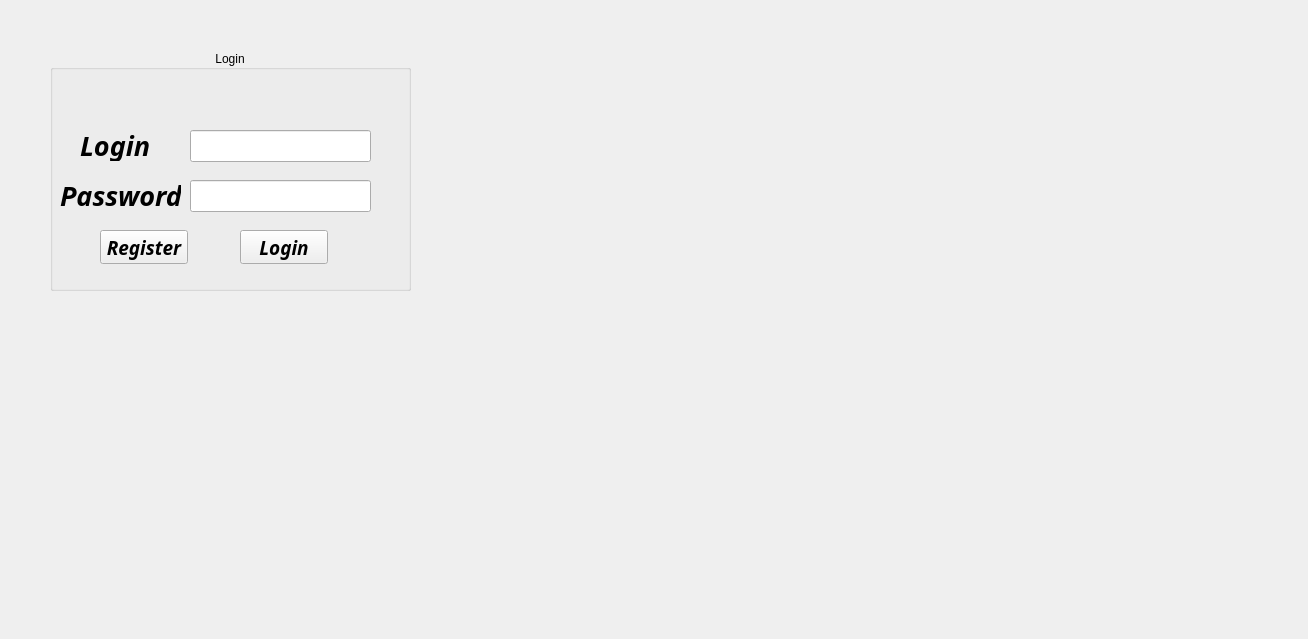
Before: the Qt Designer form PoluPoker/authentication.ui in Yadroff/Poker, drawn with Qt 5.
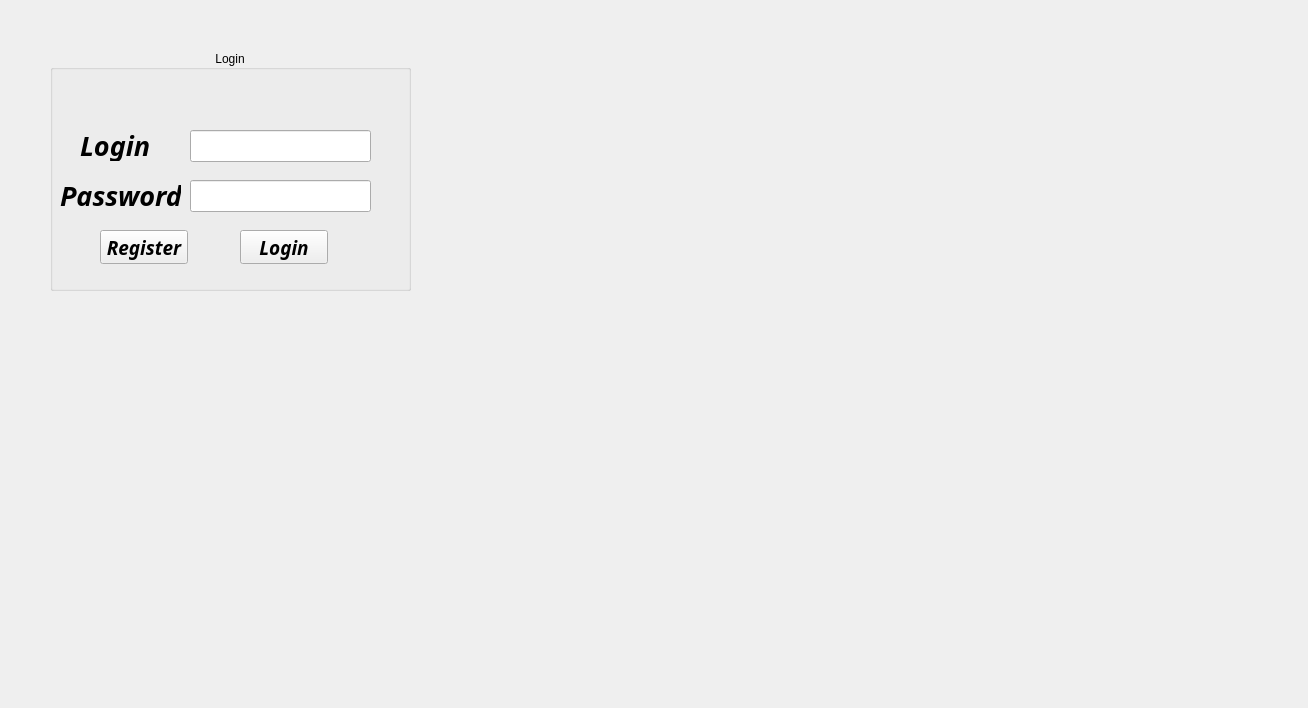
After: the same form once the commit is applied. Icons and pictures are not drawn.

Diff of the .ui file:
```diff
--- a/PoluPoker/authentication.ui
+++ b/PoluPoker/authentication.ui
@@ -7,7 +7,7 @@
     <x>0</x>
     <y>0</y>
     <width>1308</width>
-    <height>639</height>
+    <height>708</height>
    </rect>
   </property>
   <property name="windowTitle">
```
